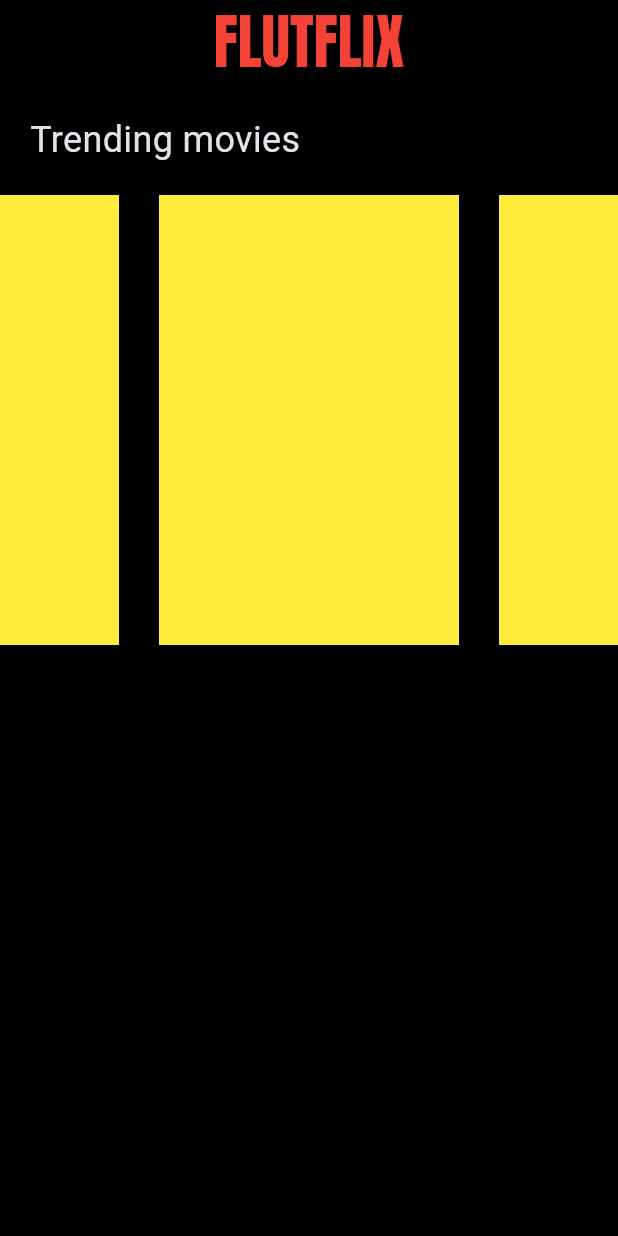
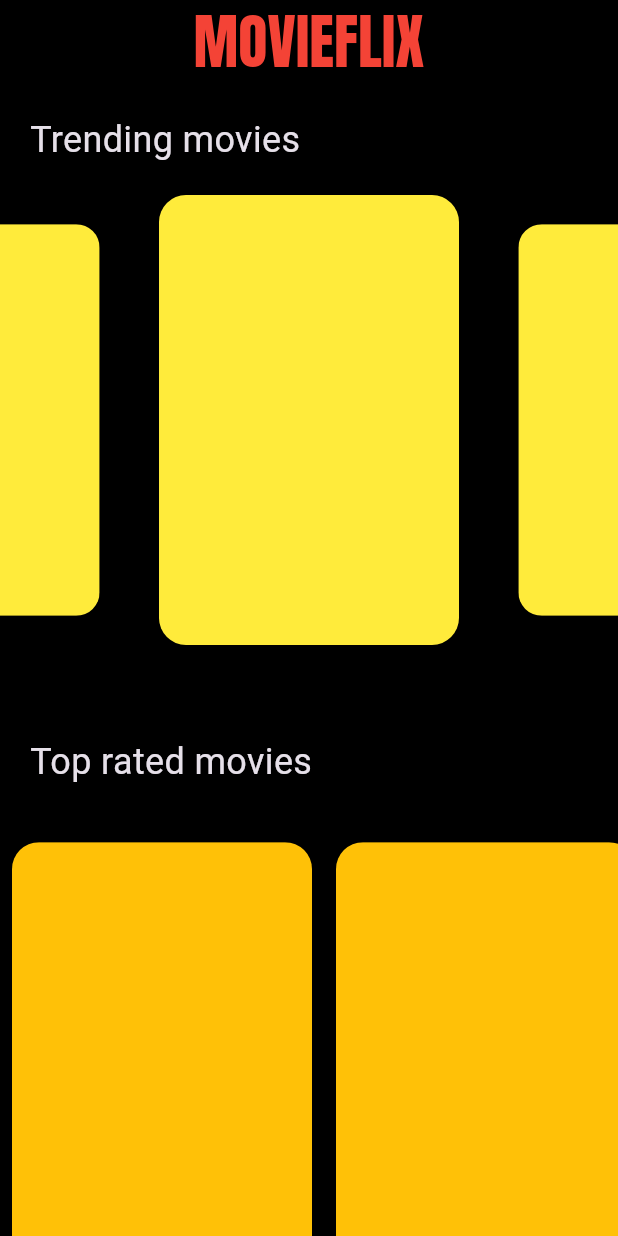
Before and after one commit to AswinAzikar/Movyei, a Flutter app: the screen it shows after launch, on a phone screen of 412 x 824 dp. Run offline on Flutter 3.47's test engine with Material 3 defaults, Android fonts, the phone set to English and light mode, and no system bars; drawn by our look-alikes of carousel_slider; our stand-ins replace firebase_auth, firebase_core, google_fonts, pin_code_fields; accounts and stored records are empty; Roboto replaces fonts that are missing (Abel).

Commit message:
"Updated launcher icons, refactored HomeScreen widget, and added dependencies to pubspec.yaml"

```diff
--- a/lib/home.dart
+++ b/lib/home.dart
@@ -12,6 +12,8 @@ class HomeScreen extends StatefulWidget {
 class _HomeScreenState extends State<HomeScreen> {
   @override
   Widget build(BuildContext context) {
+    double screenheight = MediaQuery.of(context).size.width;
+
     double containerWidth = MediaQuery.of(context).size.width < 200
         ? MediaQuery.of(context).size.width
         : 200;
@@ -23,13 +25,14 @@ class _HomeScreenState extends State<HomeScreen> {
         backgroundColor: Colors.transparent,
         elevation: 0,
         title: Text(
-          "FLUTFLIX",
+          "MOVIEFLIX",
           style: GoogleFonts.anton(color: Colors.red, fontSize: 40),
         ),
         centerTitle: true,
       ),
       body: SingleChildScrollView(
         physics: const BouncingScrollPhysics(),
+        child: Expanded(
           child: Column(
             crossAxisAlignment: CrossAxisAlignment.start,
             children: [
@@ -37,8 +40,8 @@ class _HomeScreenState extends State<HomeScreen> {
                 padding: const EdgeInsets.all(20.0),
                 child: Text(
                   "Trending movies",
-                style:
-                    GoogleFonts.abel(textStyle: const TextStyle(fontSize: 24)),
+                  style: GoogleFonts.abel(
+                      textStyle: const TextStyle(fontSize: 24)),
                 ),
               ),
               SizedBox(
@@ -50,11 +53,12 @@ class _HomeScreenState extends State<HomeScreen> {
                       autoPlay: true,
                       viewportFraction: 0.55,
                       autoPlayCurve: Curves.fastOutSlowIn,
+                      enlargeCenterPage: true,
                       autoPlayAnimationDuration: Duration(seconds: 1),
                     ),
                     itemBuilder: (context, index, realIndex) {
-                    return ClipRect(
-
+                      return ClipRRect(
+                        borderRadius: BorderRadius.circular(18),
                         child: Container(
                           height: containerHeight,
                           width: containerWidth,
@@ -62,8 +66,67 @@ class _HomeScreenState extends State<HomeScreen> {
                         ),
                       );
                     }),
+              ),
+              SizedBox(height: .1 * screenheight),
+              Padding(
+                padding: const EdgeInsets.all(20.0),
+                child: Text(
+                  "Top rated movies",
+                  style: GoogleFonts.abel(
+                      textStyle: const TextStyle(fontSize: 24)),
+                ),
+              ),
+              SizedBox(height: .02 * screenheight),
+              SizedBox(
+                height: containerHeight,
+                child: ListView.builder(
+                  scrollDirection: Axis.horizontal,
+                  physics: const BouncingScrollPhysics(),
+                  itemCount: 10,
+                  itemBuilder: (context, index) => Padding(
+                    padding: const EdgeInsets.all(8.0),
+                    child: ClipRRect(
+                      borderRadius: BorderRadius.circular(18),
+                      child: Container(
+                        color: Colors.amber,
+                        height: containerHeight,
+                        width: containerWidth,
+                      ),
+                    ),
+                  ),
+                ),
+              ),
+              SizedBox(height: .1 * screenheight),
+              Padding(
+                padding: const EdgeInsets.all(20.0),
+                child: Text(
+                  "Upcomming movies",
+                  style: GoogleFonts.abel(
+                      textStyle: const TextStyle(fontSize: 24)),
+                ),
+              ),
+              SizedBox(height: .02 * screenheight),
+              SizedBox(
+                height: containerHeight,
+                child: ListView.builder(
+                  scrollDirection: Axis.horizontal,
+                  physics: const BouncingScrollPhysics(),
+                  itemCount: 10,
+                  itemBuilder: (context, index) => Padding(
+                    padding: const EdgeInsets.all(8.0),
+                    child: ClipRRect(
+                      borderRadius: BorderRadius.circular(18),
+                      child: Container(
+                        color: Colors.amber,
+                        height: containerHeight,
+                        width: containerWidth,
+                      ),
+                    ),
+                  ),
+                ),
               )
             ],
+          ),
         ),
       ),
     );
```
Also changed, not shown: lib/main.dart (+5 -2 lines), pubspec.yaml (+8 -3 lines), assets/logo.png (added), pubspec.lock, 5 other files. Lines whose indentation alone changed are shown as unchanged.
